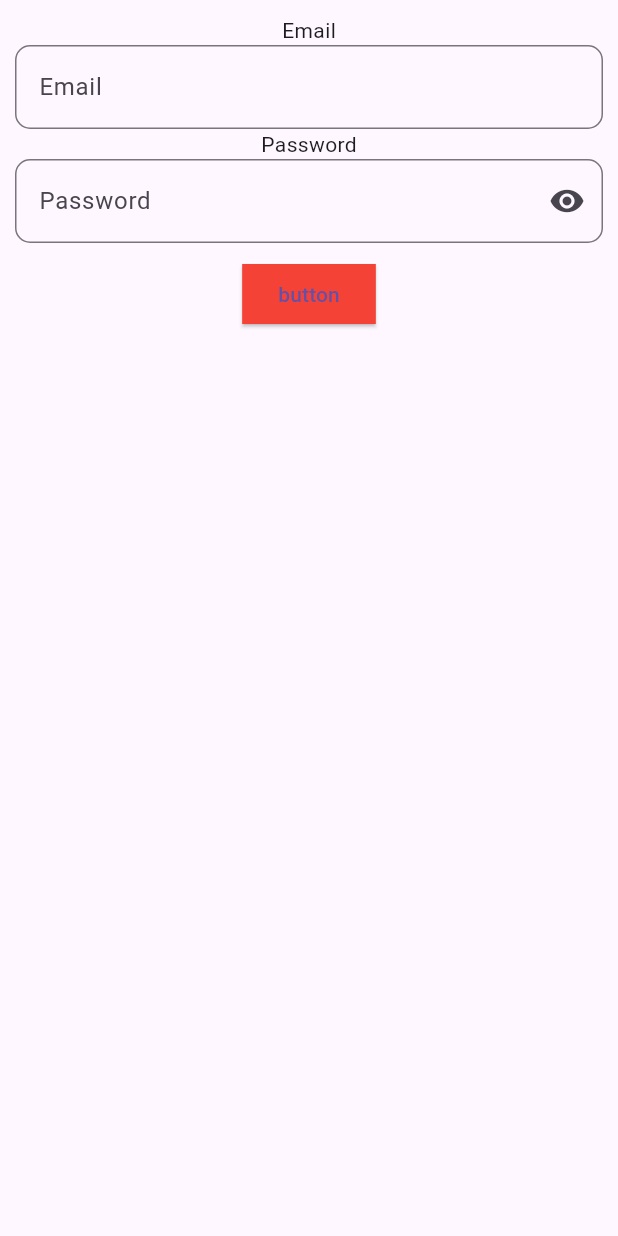
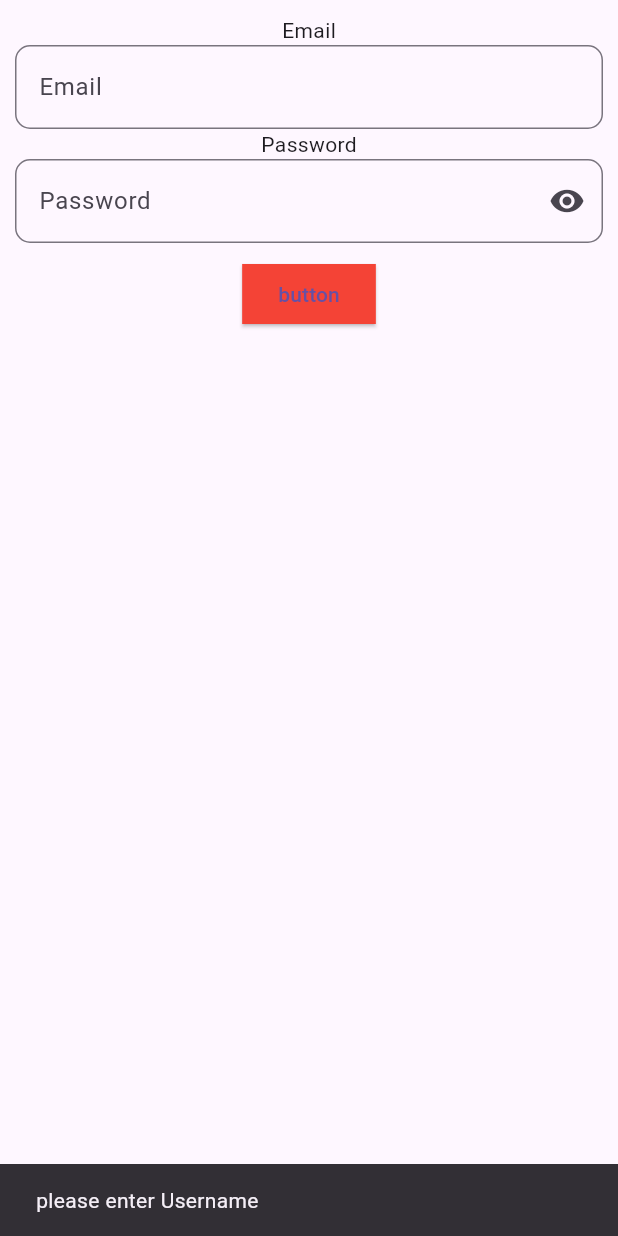
Before and after one commit to Aaditya9990/project_first, a Flutter app: the screen it shows after launch, after a tap on "button", on a phone screen of 412 x 824 dp. Run offline on Flutter 3.47's test engine with Material 3 defaults, Android fonts, the phone set to English and light mode, and no system bars.

Commit message:
login page done

```diff
--- a/lib/LoginPage/LoginPage.dart
+++ b/lib/LoginPage/LoginPage.dart
@@ -1,7 +1,6 @@
 import 'package:flutter/material.dart';
 import 'package:project_first/HomeScreen/HomeScreen.dart';
 
-import 'login_api/login_model.dart';
 import 'login_api/postapi.dart';
 
 class LoginPage extends StatefulWidget {
@@ -14,27 +13,23 @@ class LoginPage extends StatefulWidget {
 class _LoginPageState extends State<LoginPage> {
   bool passwordVisble = false;
   var emailController = TextEditingController();
-  var passController = TextEditingController();
+  var passwordController = TextEditingController();
+
 
   @override
   void initState() {
     super.initState();
-
     passwordVisble = true;
   }
 
-  bool isloader = false;
 
-  getPostData(String userName, String password) async {
-    var loginModel = await PostApi().postUser(userName, password);
+  getPostData(String username, String password) async {
+    var loginModel = await PostApi().postUser(username,password);
 
-    if (loginModel.success) {
-      Navigator.pushReplacement(
-        context,
-        MaterialPageRoute(builder: (context) => HomeScreen()),
-      );
+    if(loginModel.success){
+      Navigator.pushReplacement(context, MaterialPageRoute(builder: (context) => HomeScreen(),));
     }else{
-      print("Login Failure");
+      ScaffoldMessenger.of(context).showSnackBar(SnackBar(content: Text("login failed")));
     }
   }
 
@@ -57,8 +52,8 @@ class _LoginPageState extends State<LoginPage> {
             ),
             Text("Password"),
             TextField(
+              controller: passwordController,
               obscureText: passwordVisble,
-              controller: passController,
               decoration: InputDecoration(
                 hintText: "Password",
                 suffixIcon: IconButton(
@@ -80,6 +75,7 @@ class _LoginPageState extends State<LoginPage> {
             ElevatedButton(
               onPressed: () {
                 validation();
+
               },
               style: ButtonStyle(
                 shape: WidgetStatePropertyAll(
@@ -95,16 +91,22 @@ class _LoginPageState extends State<LoginPage> {
     );
   }
 
-  void validation() {
+  void validation(){
     var userName = emailController.text.trim();
-    var pass = passController.text.trim();
+    var pass = passwordController.text.trim();
 
-    if (userName.isEmpty) {
-      print("Please enter user name");
-    } else if (pass.isEmpty) {
-      print("Please enter password");
-    } else {
-      getPostData(userName, pass);
+    if(userName.isEmpty){
+      print("please enter username");
+      ScaffoldMessenger.of(context).showSnackBar(SnackBar(content: Text("please enter Username")));
+
+    }else  if(pass.isEmpty){
+      print("please enter password");
+      ScaffoldMessenger.of(context).showSnackBar(SnackBar(content: Text("please enter password")));
+    }else{
+      getPostData(userName,pass);
+
     }
+
   }
+
 }
--- a/lib/LoginPage/login_api/postapi.dart
+++ b/lib/LoginPage/login_api/postapi.dart
@@ -1,17 +1,18 @@
 import 'dart:convert';
 
 import 'package:http/http.dart' as http;
+import 'package:http/http.dart' as htpp;
 
 import 'login_model.dart';
 
 class PostApi {
-  Future<LoginModel> postUser(String userName,String password) async {
-    var response = await http.post(
+  Future<LoginModel> postUser(String username, String password) async {
+    var response = await htpp.post(
       Uri.parse(
         'https://blazeerp.com/WebServices/public/index.php/parentLoginWithAuthNew',
       ),
       body: {
-        "username": userName,
+        "username": username,
         "password": password,
         "pComId": "1",
         "device_type": "Mobile",
@@ -19,14 +20,16 @@ class PostApi {
         "os_version": "",
         "did": "",
       },
-      headers: {"PCID": "1"},
+      headers: {
+        "PCID" : "1"
+      }
     );
     print(response.body);
 
     if (response.statusCode == 200) {
       return LoginModel.fromJson(jsonDecode(response.body));
     } else {
-      throw Exception(" Failed to load item");
+      throw Exception("Failure to load item");
     }
   }
 }
```
